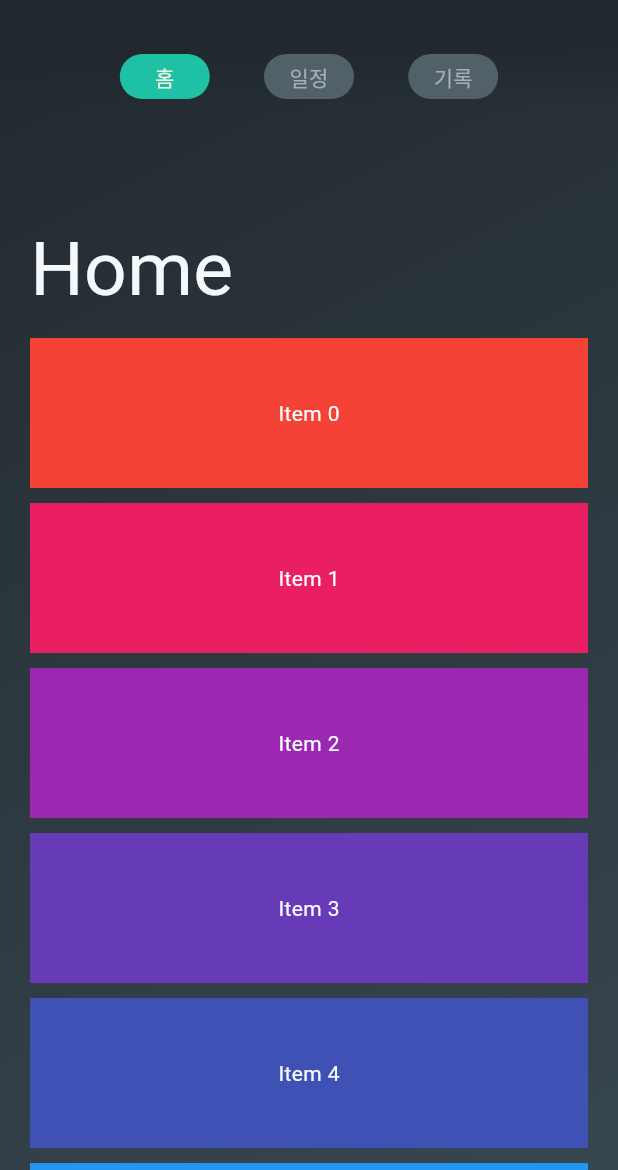
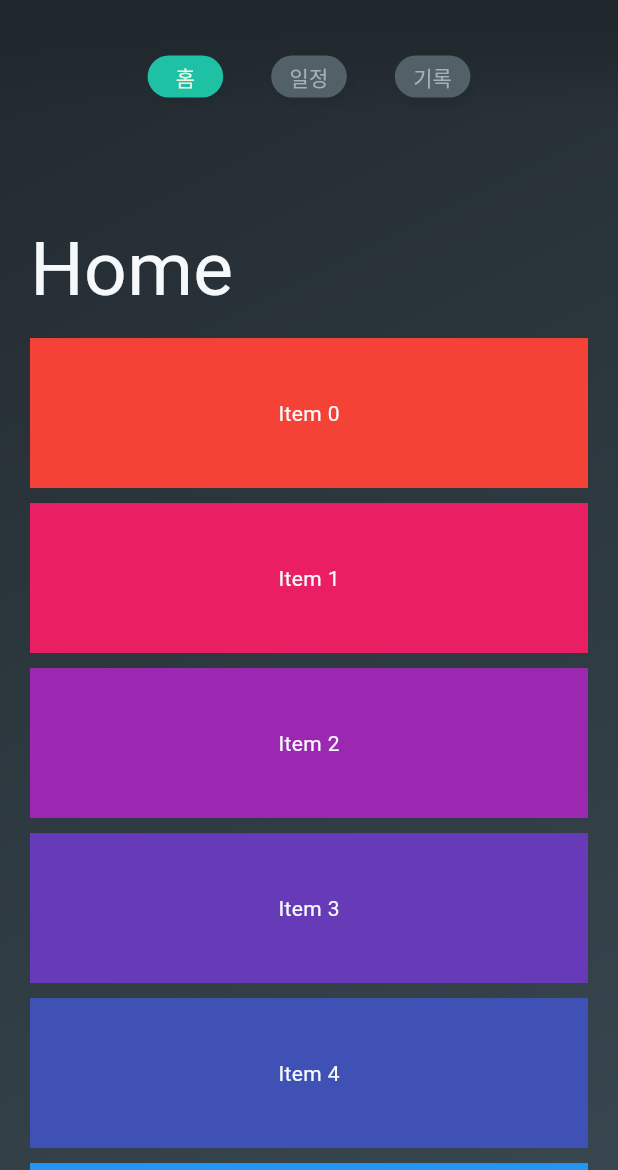
Before and after one commit to Match-Management-App/Frontend, a Flutter app: the screen it shows after launch, on a phone screen of 412 x 824 dp, the part 66-1236 px from its top. Run offline on Flutter 3.47's test engine with Material 3 defaults, Android fonts, the phone set to English and light mode, and no system bars; missing offline and left inert: dart:ffi; Roboto replaces fonts that are missing (Pretendard).

Commit message:
style: 아이콘 아래 그림자 추가

```diff
--- a/wanna_play_soccer/lib/HomeScreen/main_screen2.dart
+++ b/wanna_play_soccer/lib/HomeScreen/main_screen2.dart
@@ -132,7 +132,7 @@ class _MyTabBarState extends State<MyTabBar> {
   Widget build(BuildContext context) {
     return Center(
       child: SizedBox(
-        width: MediaQuery.of(context).size.width * 0.7,
+        width: MediaQuery.of(context).size.width * 0.6,
         child: TabBar(
           controller: widget.tabController,
           labelColor: MyColors.myPointWhite,
@@ -174,10 +174,17 @@ class _MyTabState extends State<MyTab> {
       // text: text,
       child: Container(
         width: 60,
-        padding: const EdgeInsets.symmetric(vertical: 5),
+        padding: const EdgeInsets.symmetric(vertical: 4),
         decoration: BoxDecoration(
           borderRadius: BorderRadius.circular(20),
           color: widget.isSelected ? MyColors.primaryMint : MyColors.myDarkGrey,
+          boxShadow: [
+            BoxShadow(
+              color: MyColors.myBlack.withOpacity(0.7),
+              blurRadius: 7,
+              offset: const Offset(2, 3),
+            ),
+          ],
         ),
         child: Text(
           widget.text,
```
